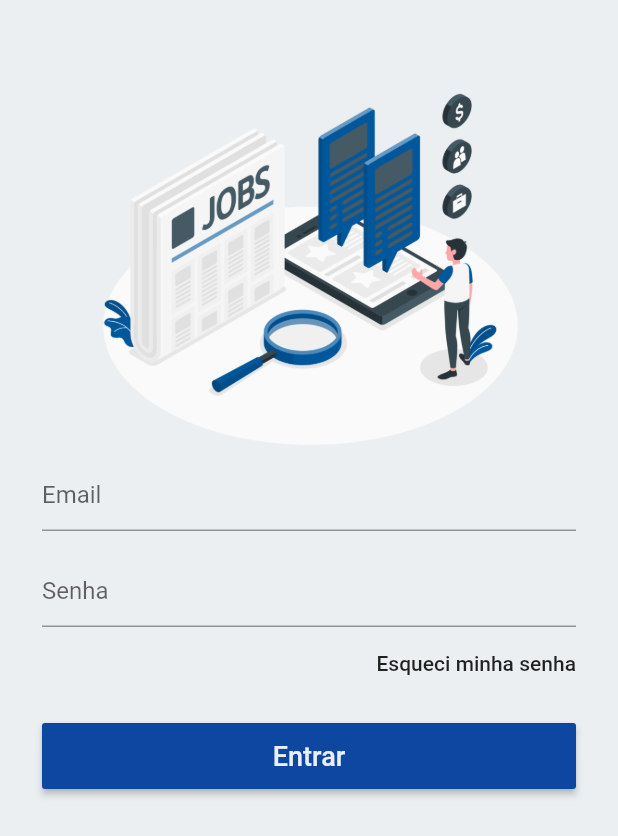
After one commit to gabihtoledo0/inser-deaf, a Flutter app: the LoginPage screen opened directly, on a phone screen of 412 x 824 dp. The commit adds this screen. Shown: the top 836 px of the screen. Run offline on Flutter 3.47's test engine with Material 2 defaults, Android fonts, the phone set to English and light mode, and no system bars; our stand-ins replace sqflite; accounts and stored records are empty.

Commit message:
login-presenter

```diff
--- /dev/null
+++ b/lib/data/rest-data.dart
@@ -0,0 +1,24 @@
+import 'dart:async';
+import 'package:inserdeaf/models/user.dart';
+import 'package:inserdeaf/data/database-helper.dart';
+
+class RestData {
+  static final BASE_URL = "";
+  static final LOGIN_URL = BASE_URL + "/";
+
+  Future<User> login(String email, String senha) async {
+    String flagLogged = "logged";
+    //simulate internet connection by selecting the local database to check if user has already been registered
+    var user = new User(null, null, email, senha, null, null);
+    var db = new DatabaseHelper();
+    var userRetorno = new User(null, null, null, null, null, null);
+    userRetorno = await db.selectUser(user);
+    if (userRetorno != null) {
+      flagLogged = "logged";
+      return new Future.value(new User(null, null, email, senha, null, flagLogged));
+    } else {
+      flagLogged = "not";
+      return new Future.value(new User(null, null, email, senha, null, flagLogged));
+    }
+  }
+}
--- a/lib/main.dart
+++ b/lib/main.dart
@@ -1,5 +1,5 @@
 import 'package:flutter/material.dart';
-import 'package:inserdeaf/pages/login.dart';
+import 'package:inserdeaf/pages/login/login.dart';
 
 void main() {
   runApp(MyApp());
--- a/lib/models/user.dart
+++ b/lib/models/user.dart
@@ -1,36 +1,38 @@
 class User {
-  String name;
-  String surname;
-  String email;
-  String senha;
-  num phone;
-  String flaglogged;
+  String _name;
+  String _surname;
+  String _email;
+  String _senha;
+  int _phone;
+  String _flaglogged;
 
-  User(this.name, this.surname, this.email, this.senha, this.phone, this.flaglogged);
+  User(this._name, this._surname, this._email, this._senha, this._phone,
+      this._flaglogged);
 
   User.map(dynamic obj) {
-    this.name = obj['name'];
-    this.surname = obj['surname'];
-    this.email = obj['email'];
-    this.senha = obj['senha'];
-    this.phone = obj['phone'];
-    this.flaglogged = obj['flaglogged'];
+    this._name = obj['name'];
+    this._surname = obj['surname'];
+    this._email = obj['email'];
+    this._senha = obj['senha'];
+    this._phone = obj['phone'];
+    this._flaglogged = obj['senha'];
   }
 
-  String get name => name;
-  String get surname => surname;
-  String get email => email;
-  String get senha => senha;
-  String get phone => phone;
-  String get flaglogged => flaglogged;
+  String get name => _name;
+  String get surname => _surname;
+  String get email => _email;
+  String get senha => _senha;
+  int get phone => _phone;
+  String get flaglogged => _flaglogged;
 
   Map<String, dynamic> toMap() {
     var map = new Map<String, dynamic>();
-    name = map['name'];
-    surname = map['surname'];
-    email = map['email'];
-    senha = map['senha'];
-    phone = map['phone'];
+    map['name'] = _name;
+    map['surname'] = _surname;
+    map['email'] = _email;
+    map['senha'] = _senha;
+    map['phone'] = _phone;
+    map['flaglogged'] = _flaglogged;
     return map;
   }
 }
--- /dev/null
+++ b/lib/pages/login/login_page.dart
@@ -0,0 +1,157 @@
+import 'package:flutter/material.dart';
+import 'package:inserdeaf/data/database-helper.dart';
+import 'package:inserdeaf/models/user.dart';
+import 'package:inserdeaf/pages/login/login_presenter.dart';
+import 'package:flutter/rendering.dart';
+
+class LoginPage extends StatefulWidget {
+  @override
+  _LoginPageState createState() => new _LoginPageState();
+}
+
+class _LoginPageState extends State<LoginPage> implements LoginPageContract {
+  BuildContext _ctx;
+  bool _isLoading = false;
+  final _formKey = new GlobalKey<FormState>();
+  final scaffoldKey = new GlobalKey<ScaffoldState>();
+
+  String _email, _senha;
+
+  LoginPagePresenter _presenter;
+
+  _LoginPageState() {
+    _presenter = new LoginPagePresenter(this);
+  }
+
+  /* void _register() {
+    Navigator.of(context).pushNamed("/register");
+  } */
+
+  void _submit() {
+    final form = _formKey.currentState;
+
+    if (form.validate()) {
+      setState(() {
+        _isLoading = true;
+        form.save();
+        _presenter.doLogin(_email, _senha);
+      });
+    }
+  }
+
+  void _showSnackBar(String text) {
+    scaffoldKey.currentState.showSnackBar(new SnackBar(
+      content: new Text(text),
+    ));
+  }
+
+  @override
+  Widget build(BuildContext context) {
+    _ctx = context;
+    return Scaffold(
+      backgroundColor: Colors.blueGrey[50],
+      body: Form(
+        key: _formKey,
+        child: ListView(
+          padding: EdgeInsets.all(28.0),
+          children: <Widget>[
+            SizedBox(
+              height: 28.0,
+            ),
+            JobLoginImageAsset(),
+            TextFormField(
+              decoration: InputDecoration(hintText: "Email"),
+              keyboardType: TextInputType.emailAddress,
+              onSaved: (val) => _email = val,
+              validator: (text) {
+                if (text.isEmpty || !text.contains("@"))
+                  return "Email inválido!";
+              },
+            ),
+            SizedBox(
+              height: 16.0,
+            ),
+            TextFormField(
+              decoration: InputDecoration(
+                hintText: "Senha",
+              ),
+              obscureText: true,
+              onSaved: (val) => _senha = val,
+              validator: (text) {
+                if (text.isEmpty || text.length < 8) return "Senha inválido!";
+              },
+            ),
+            Align(
+                alignment: Alignment.centerRight,
+                child: FlatButton(
+                  onPressed: () {},
+                  child: Text(
+                    "Esqueci minha senha",
+                    textAlign: TextAlign.right,
+                  ),
+                  padding: EdgeInsets.zero,
+                )),
+            SizedBox(
+              height: 16.0,
+            ),
+            SizedBox(
+              height: 44.0,
+              child: RaisedButton(
+                child: Text(
+                  "Entrar",
+                  style: TextStyle(fontSize: 18.0),
+                ),
+                textColor: Colors.blueGrey[50],
+                color: Colors.blue[900],
+                onPressed: () {
+                  if (_formKey.currentState.validate()) {
+                    _submit;
+                  }
+                },
+              ),
+            )
+          ],
+        ),
+      ),
+    );
+  }
+
+  @override
+  void onLoginError(String error) {
+    // TODO: implement onLoginError
+    _showSnackBar("Login not successful");
+    setState(() {
+      _isLoading = false;
+    });
+  }
+
+  @override
+  void onLoginSuccess(User user) async {
+    // TODO: implement onLoginSuccess
+    if(user.email == ""){
+      _showSnackBar("Login not successful");
+    }else{
+    _showSnackBar(user.toString());
+    }
+    setState(() {
+      _isLoading = false;
+    });
+    if(user.flaglogged == "logged"){
+      print("Logged");
+      Navigator.of(context).pushNamed("/home");
+    }else{
+      print("Not Logged");
+    }
+  }
+}
+
+class JobLoginImageAsset extends StatelessWidget {
+  @override
+  Widget build(BuildContext context) {
+    AssetImage assetImage = AssetImage('images/job-login.png');
+    Image image = Image(image: assetImage, height: 250);
+    return Container(
+      child: image,
+    );
+  }
+}
--- /dev/null
+++ b/lib/pages/login/login_presenter.dart
@@ -0,0 +1,22 @@
+import 'package:flutter/cupertino.dart';
+import 'package:inserdeaf/data/rest-data.dart';
+import 'package:inserdeaf/models/user.dart';
+
+abstract class LoginPageContract{
+  void onLoginSuccess(User user);
+  void onLoginError(String error);
+}
+
+class LoginPagePresenter {
+  LoginPageContract _view;
+  RestData api = new RestData();
+  LoginPagePresenter(this._view);
+
+//Simulator login
+  doLogin(String email, String senha){
+    api
+    .login(email, senha)
+    .then((user) => _view.onLoginSuccess(user))
+    .catchError((onError) => _view.onLoginError(onError));
+  }
+}
```
Also changed, not shown: lib/data/database-helper.dart (added, +118 -0 lines), lib/helpers/database_helper.dart (deleted, +0 -118 lines), lib/pages/login.dart (deleted, +0 -83 lines), lib/pages/login/login.dart (added, +83 -0 lines).
